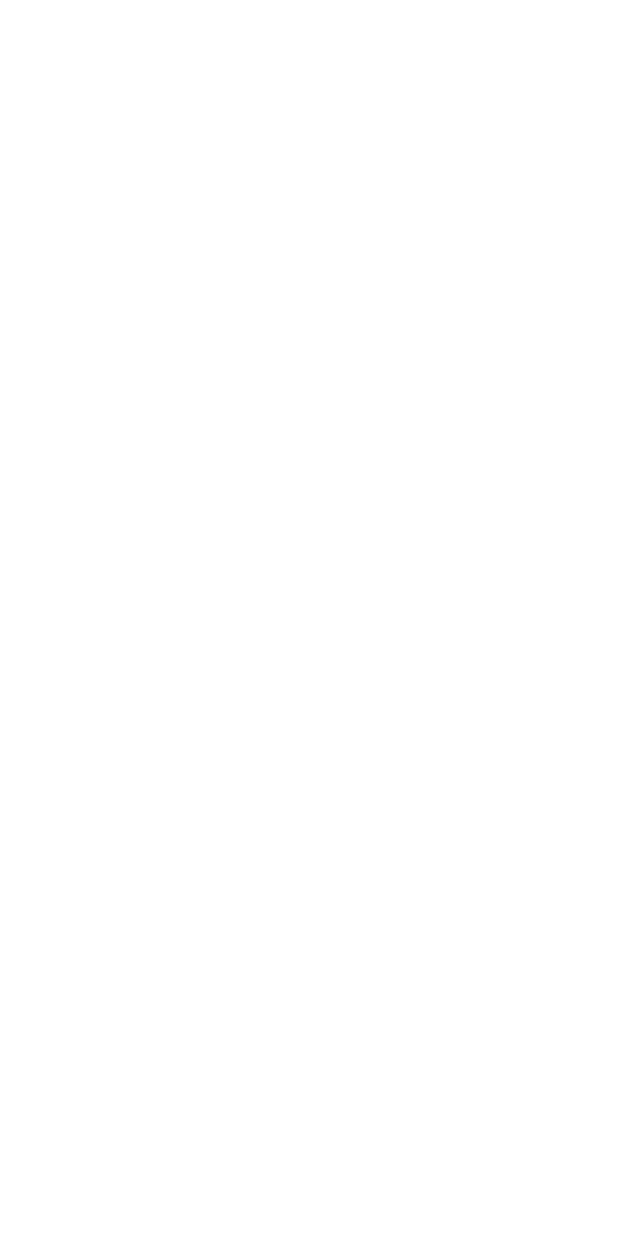
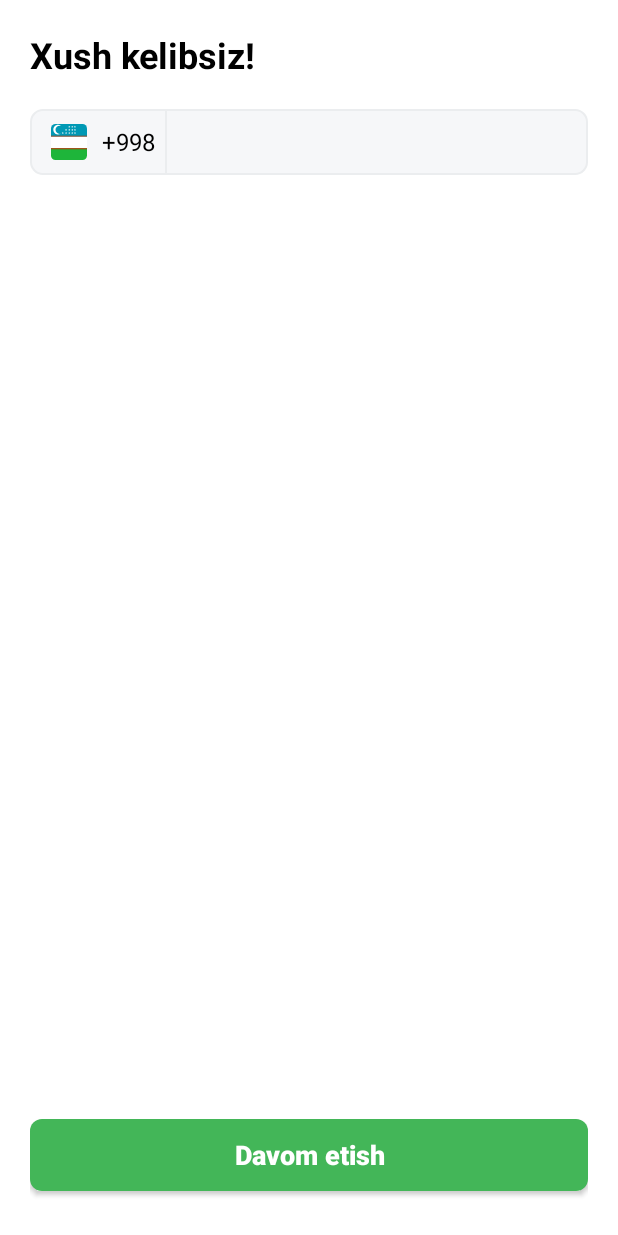
Before and after one commit to SardorSafarov/Agrome, an Android app: the LoginActivity screen opened directly, with no data from a screen before it, on a phone screen of 412 x 824 dp. Before the commit the screen is empty. Run offline under Robolectric (Android 15) with nearby library versions, the phone set to English and light mode, and no system bars.

Commit message:
login gone

```diff
--- a/app/src/main/AndroidManifest.xml
+++ b/app/src/main/AndroidManifest.xml
@@ -12,6 +12,20 @@
         android:supportsRtl="true"
         android:theme="@style/Theme.Agrome"
         tools:targetApi="31">
+        <activity
+            android:name=".SignUpActivity"
+            android:exported="false">
+            <meta-data
+                android:name="android.app.lib_name"
+                android:value="" />
+        </activity>
+        <activity
+            android:name=".SignInActivity"
+            android:exported="false">
+            <meta-data
+                android:name="android.app.lib_name"
+                android:value="" />
+        </activity>
         <activity
             android:name=".onBoarding.login.activity.LoginActivity"
             android:exported="false">
--- /dev/null
+++ b/app/src/main/java/com/example/zamin/agrome/onBoarding/login/activity/SignInActivity.kt
@@ -0,0 +1,14 @@
+package com.example.zamin.agrome.onBoarding.login.activity
+
+import androidx.appcompat.app.AppCompatActivity
+import android.os.Bundle
+import com.example.zamin.agrome.databinding.ActivitySignInBinding
+
+class SignInActivity : AppCompatActivity() {
+    lateinit var binding:ActivitySignInBinding
+    override fun onCreate(savedInstanceState: Bundle?) {
+        super.onCreate(savedInstanceState)
+        binding = ActivitySignInBinding.inflate(layoutInflater)
+        setContentView(binding.root)
+    }
+}
--- /dev/null
+++ b/app/src/main/java/com/example/zamin/agrome/onBoarding/login/activity/SignUpActivity.kt
@@ -0,0 +1,14 @@
+package com.example.zamin.agrome.onBoarding.login.activity
+
+import androidx.appcompat.app.AppCompatActivity
+import android.os.Bundle
+import com.example.zamin.agrome.databinding.ActivitySignUpBinding
+
+class SignUpActivity : AppCompatActivity() {
+    lateinit var binding:ActivitySignUpBinding
+    override fun onCreate(savedInstanceState: Bundle?) {
+        super.onCreate(savedInstanceState)
+        binding = ActivitySignUpBinding.inflate(layoutInflater)
+        setContentView(binding.root)
+    }
+}
--- /dev/null
+++ b/app/src/main/res/drawable/bg_tel_number.xml
@@ -0,0 +1,12 @@
+<?xml version="1.0" encoding="utf-8"?>
+<selector xmlns:android="http://schemas.android.com/apk/res/android">
+    <item
+        >
+        <shape android:shape="rectangle"
+            >
+            <corners android:radius="8dp"/>
+            <stroke android:width="1.5dp" android:color="#EBEDEF"/>
+            <solid android:color="#F6F7F9"/>
+        </shape>
+    </item>
+</selector>
--- /dev/null
+++ b/app/src/main/res/drawable/flag_uz.xml
@@ -0,0 +1,73 @@
+<vector xmlns:android="http://schemas.android.com/apk/res/android"
+    android:width="24dp"
+    android:height="24dp"
+    android:viewportWidth="20"
+    android:viewportHeight="20">
+    <path
+        android:pathData="M20,0H0V20H20V0Z"
+        android:fillColor="#ffffff"/>
+    <path
+        android:pathData="M20,0.0002H0V6.9228H20V0.0002Z"
+        android:fillColor="#0099B5"/>
+    <path
+        android:pathData="M20,6.4641H0V6.9227H20V6.4641Z"
+        android:fillColor="#B73000"/>
+    <path
+        android:pathData="M20,13.5359H0V20H20V13.5359Z"
+        android:fillColor="#1EB53A"/>
+    <path
+        android:pathData="M20,13.5359H0V13.9944H20V13.5359Z"
+        android:fillColor="#B73000"/>
+    <path
+        android:pathData="M10.5271,2.0579L10.1547,1.8016L9.7859,2.0639L9.9132,1.6284L9.5515,1.3571L10.0025,1.344L10.1472,0.9139L10.299,1.3414L10.7504,1.347L10.3932,1.6242L10.5271,2.0579Z"
+        android:fillColor="#FEFFFF"
+        android:fillType="evenOdd"/>
+    <path
+        android:pathData="M8.7705,5.5141L8.3981,5.2578L8.0293,5.5201L8.1566,5.0845L7.7949,4.8133L8.2459,4.8002L8.3906,4.3701L8.5424,4.7976L8.9938,4.8032L8.6366,5.0804L8.7705,5.5141Z"
+        android:fillColor="#FEFFFF"
+        android:fillType="evenOdd"/>
+    <path
+        android:pathData="M10.544,5.5141L10.1715,5.2578L9.8028,5.5201L9.93,5.0845L9.5684,4.8133L10.0193,4.8002L10.1641,4.3701L10.3159,4.7976L10.7672,4.8032L10.41,5.0804L10.544,5.5141Z"
+        android:fillColor="#FEFFFF"
+        android:fillType="evenOdd"/>
+    <path
+        android:pathData="M12.1826,5.5141L11.8102,5.2578L11.4414,5.5201L11.5687,5.0845L11.207,4.8133L11.658,4.8002L11.8027,4.3701L11.9545,4.7976L12.4059,4.8032L12.0487,5.0804L12.1826,5.5141Z"
+        android:fillColor="#FEFFFF"
+        android:fillType="evenOdd"/>
+    <path
+        android:pathData="M13.7026,5.5141L13.3302,5.2578L12.9615,5.5201L13.0887,5.0845L12.7271,4.8133L13.178,4.8002L13.3228,4.3701L13.4746,4.7976L13.9259,4.8032L13.5687,5.0804L13.7026,5.5141Z"
+        android:fillColor="#FEFFFF"
+        android:fillType="evenOdd"/>
+    <path
+        android:pathData="M6.9126,5.5141L6.5402,5.2578L6.1714,5.5201L6.2987,5.0845L5.937,4.8133L6.388,4.8002L6.5327,4.3701L6.6845,4.7976L7.1359,4.8032L6.7787,5.0804L6.9126,5.5141Z"
+        android:fillColor="#FEFFFF"
+        android:fillType="evenOdd"/>
+    <path
+        android:pathData="M8.7368,3.7987L8.3644,3.5424L7.9956,3.8047L8.1229,3.3692L7.7612,3.0979L8.2122,3.0849L8.3569,2.6548L8.5087,3.0822L8.9601,3.0878L8.6029,3.3651L8.7368,3.7987Z"
+        android:fillColor="#FEFFFF"
+        android:fillType="evenOdd"/>
+    <path
+        android:pathData="M10.5271,3.7987L10.1547,3.5424L9.7859,3.8047L9.9132,3.3692L9.5515,3.0979L10.0025,3.0849L10.1472,2.6548L10.299,3.0822L10.7504,3.0878L10.3932,3.3651L10.5271,3.7987Z"
+        android:fillColor="#FEFFFF"
+        android:fillType="evenOdd"/>
+    <path
+        android:pathData="M12.2161,3.7987L11.8436,3.5424L11.4749,3.8047L11.6021,3.3692L11.2405,3.0979L11.6914,3.0849L11.8362,2.6548L11.988,3.0822L12.4393,3.0878L12.0821,3.3651L12.2161,3.7987Z"
+        android:fillColor="#FEFFFF"
+        android:fillType="evenOdd"/>
+    <path
+        android:pathData="M13.6856,3.7987L13.3131,3.5424L12.9444,3.8047L13.0716,3.3692L12.71,3.0979L13.1609,3.0849L13.3057,2.6548L13.4575,3.0822L13.9088,3.0878L13.5516,3.3651L13.6856,3.7987Z"
+        android:fillColor="#FEFFFF"
+        android:fillType="evenOdd"/>
+    <path
+        android:pathData="M13.6687,2.0579L13.2963,1.8016L12.9275,2.0639L13.0548,1.6284L12.6931,1.3571L13.1441,1.344L13.2888,0.9139L13.4406,1.3414L13.892,1.347L13.5348,1.6242L13.6687,2.0579Z"
+        android:fillColor="#FEFFFF"
+        android:fillType="evenOdd"/>
+    <path
+        android:pathData="M12.1992,2.0579L11.8268,1.8016L11.458,2.0639L11.5853,1.6284L11.2236,1.3571L11.6746,1.344L11.8193,0.9139L11.9712,1.3414L12.4225,1.347L12.0653,1.6242L12.1992,2.0579Z"
+        android:fillColor="#FEFFFF"
+        android:fillType="evenOdd"/>
+    <path
+        android:pathData="M5.7429,1.0463C3.7498,0.4999 2.4872,1.911 2.5062,3.1755C2.5252,4.4402 3.6906,5.7791 5.4893,5.4453C2.6631,6.7697 1.2177,4.6833 1.2753,3.0269C1.3746,1.0691 3.5752,-0.5275 5.7429,1.0463Z"
+        android:fillColor="#ffffff"
+        android:fillType="evenOdd"/>
+</vector>
--- a/app/src/main/res/layout/activity_login.xml
+++ b/app/src/main/res/layout/activity_login.xml
@@ -4,6 +4,97 @@
     xmlns:tools="http://schemas.android.com/tools"
     android:layout_width="match_parent"
     android:layout_height="match_parent"
+    android:padding="20dp"
     tools:context=".onBoarding.login.activity.LoginActivity">
 
+    <TextView
+        android:id="@+id/textView2"
+        android:layout_width="wrap_content"
+        android:layout_height="wrap_content"
+        android:text="Xush kelibsiz!"
+        android:textColor="@color/black"
+        android:textSize="24sp"
+        android:textStyle="bold"
+        app:layout_constraintStart_toStartOf="parent"
+        app:layout_constraintTop_toTopOf="parent" />
+
+    <LinearLayout
+        android:id="@+id/linearLayout7"
+        android:layout_width="0dp"
+        android:layout_height="wrap_content"
+        android:layout_gravity="center_vertical"
+        android:background="@drawable/bg_tel_number"
+        android:orientation="horizontal"
+        android:layout_marginTop="20dp"
+        app:layout_constraintEnd_toEndOf="parent"
+        app:layout_constraintStart_toStartOf="parent"
+        app:layout_constraintTop_toBottomOf="@+id/textView2">
+
+
+        <LinearLayout
+            android:id="@+id/mamlakat_kodi"
+            android:layout_width="wrap_content"
+            android:layout_height="wrap_content"
+            android:layout_marginVertical="10dp"
+            android:orientation="horizontal">
+
+            <com.google.android.material.card.MaterialCardView
+                android:layout_width="wrap_content"
+                android:layout_height="wrap_content"
+                android:layout_marginStart="14dp"
+                app:cardCornerRadius="3dp"
+                app:cardElevation="0dp">
+
+                <ImageView
+                    android:layout_width="match_parent"
+                    android:layout_height="match_parent"
+                    android:layout_gravity="center_vertical"
+                    android:src="@drawable/flag_uz" />
+            </com.google.android.material.card.MaterialCardView>
+
+            <TextView
+                android:layout_width="wrap_content"
+                android:layout_height="wrap_content"
+                android:layout_gravity="center_vertical"
+                android:layout_marginStart="10dp"
+                android:layout_marginEnd="6dp"
+                android:text="+998"
+                android:textColor="@color/black"
+                android:textSize="16dp" />
+        </LinearLayout>
+
+        <View
+            android:layout_width="1.5dp"
+            android:layout_height="match_parent"
+            android:background="#EBEDEF"
+
+            />
+
+        <EditText
+            android:id="@+id/tel_number"
+            android:layout_width="match_parent"
+            android:layout_height="match_parent"
+            android:background="@null"
+            android:inputType="number"
+            android:maxLength="9"
+            android:paddingStart="10dp"
+            android:textCursorDrawable="@null" />
+
+    </LinearLayout>
+
+
+    <androidx.appcompat.widget.AppCompatButton
+        android:id="@+id/btn"
+        android:layout_width="match_parent"
+        android:layout_height="wrap_content"
+        android:background="@drawable/bg_btn_onboarding"
+        android:text="Davom etish"
+        android:textAllCaps="false"
+        android:textColor="@color/white"
+        android:textSize="18dp"
+        android:textStyle="bold"
+        android:layout_marginBottom="10dp"
+        app:layout_constraintBottom_toBottomOf="parent"
+        app:layout_constraintEnd_toEndOf="parent"
+        app:layout_constraintStart_toStartOf="parent" />
 </androidx.constraintlayout.widget.ConstraintLayout>
--- /dev/null
+++ b/app/src/main/res/layout/activity_sign_in.xml
@@ -0,0 +1,9 @@
+<?xml version="1.0" encoding="utf-8"?>
+<androidx.constraintlayout.widget.ConstraintLayout xmlns:android="http://schemas.android.com/apk/res/android"
+    xmlns:app="http://schemas.android.com/apk/res-auto"
+    xmlns:tools="http://schemas.android.com/tools"
+    android:layout_width="match_parent"
+    android:layout_height="match_parent"
+    tools:context=".onBoarding.login.activity.SignInActivity">
+
+</androidx.constraintlayout.widget.ConstraintLayout>
--- /dev/null
+++ b/app/src/main/res/layout/activity_sign_up.xml
@@ -0,0 +1,9 @@
+<?xml version="1.0" encoding="utf-8"?>
+<androidx.constraintlayout.widget.ConstraintLayout xmlns:android="http://schemas.android.com/apk/res/android"
+    xmlns:app="http://schemas.android.com/apk/res-auto"
+    xmlns:tools="http://schemas.android.com/tools"
+    android:layout_width="match_parent"
+    android:layout_height="match_parent"
+    tools:context=".onBoarding.login.activity.SignUpActivity">
+
+</androidx.constraintlayout.widget.ConstraintLayout>
```
